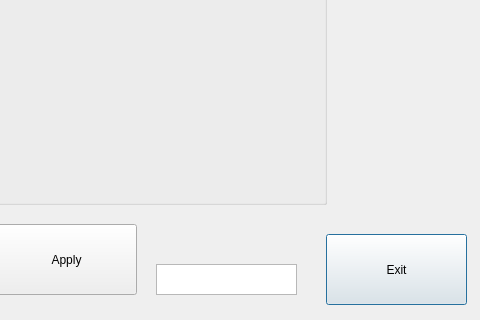
Qt form software/Linux/Flugbahnberechnung/frm_camera_positioning.ui (SevFle/Flugbahnberechnung) before a commit; both pictures show x 934 to 1414 and y 506 to 826 of the 1414 by 826 pixel window.
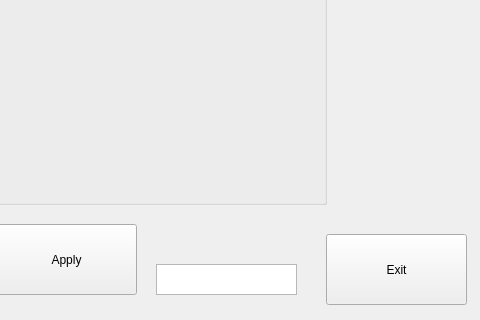
The same form after that commit.

Commit message: Changed QDialog to QWindow

Diff of the .ui file:
```diff
--- a/software/Linux/Flugbahnberechnung/frm_camera_positioning.ui
+++ b/software/Linux/Flugbahnberechnung/frm_camera_positioning.ui
@@ -1,7 +1,7 @@
 <?xml version="1.0" encoding="UTF-8"?>
 <ui version="4.0">
  <class>C_frm_camera_positioning</class>
- <widget class="QDialog" name="C_frm_camera_positioning">
+ <widget class="QMainWindow" name="C_frm_camera_positioning">
   <property name="geometry">
    <rect>
     <x>0</x>
@@ -13,6 +13,7 @@
   <property name="windowTitle">
    <string>Dialog</string>
   </property>
+  <widget class="QWidget" name="centralwidget">
   <widget class="QTextEdit" name="txb_zaehler">
    <property name="geometry">
     <rect>
@@ -213,6 +214,7 @@
     <string>Apply</string>
    </property>
   </widget>
+ </widget>
  </widget>
  <resources/>
  <connections/>
```
The commit also changes 23 other files.
